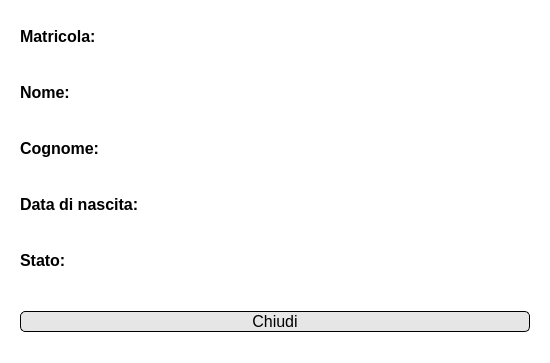
The window that View/Amministratore/UI files/visualizza studente.ui (FrancescoFinizii/Biblioteca-universitaria) describes before a commit, drawn with Qt 5.
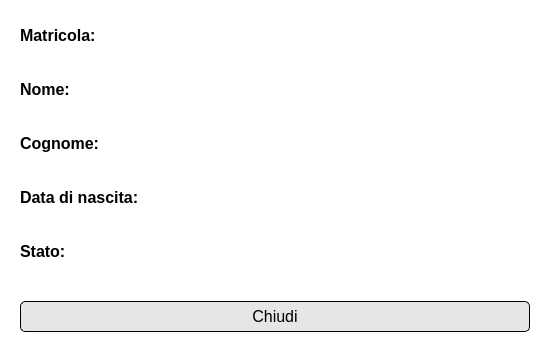
The same window after the commit. Icons and pictures are not drawn.

The edit to the form file:
```diff
--- a/View/Amministratore/UI files/visualizza studente.ui
+++ b/View/Amministratore/UI files/visualizza studente.ui
@@ -290,6 +290,7 @@
 	background-color:rgb(230, 230, 230);
 	border-radius: 5px;
 	border-color: rgb(0, 0, 0);
+	padding: 5px 3px;
 }
 QPushButton#chiudiButton:hover {
 	background-color: rgb(207, 207, 207);
```
